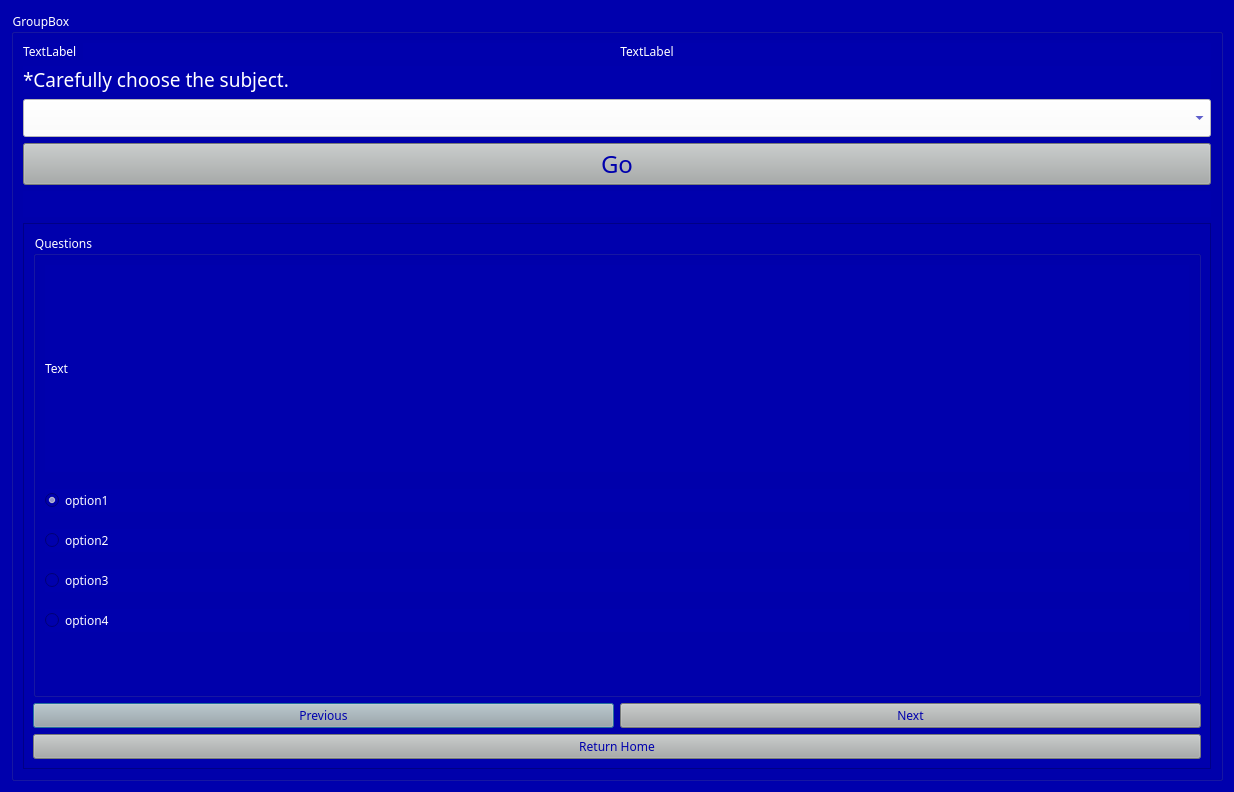
BiratBC/ExamSphereV1, file ExamSphereV1/class8.ui: the form before one commit.
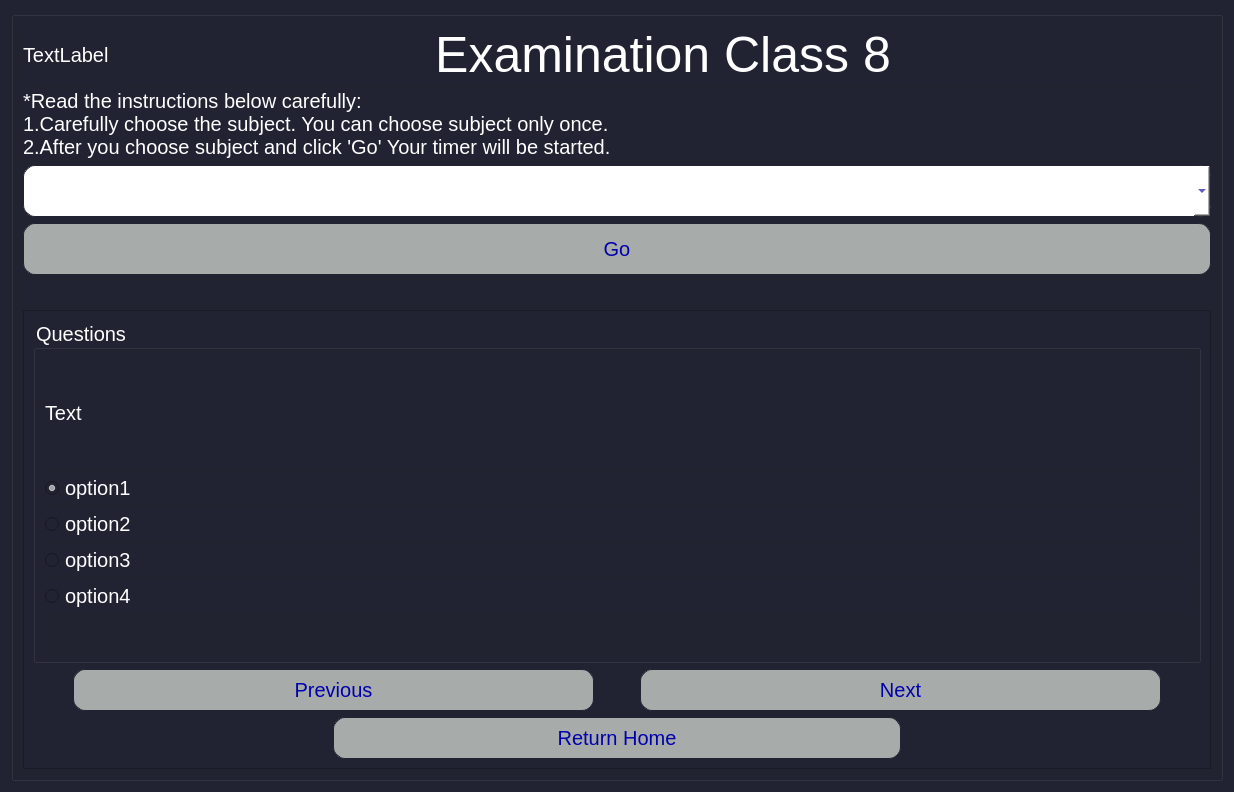
The form after the commit.

```diff
--- a/ExamSphereV1/class8.ui
+++ b/ExamSphereV1/class8.ui
@@ -14,26 +14,42 @@
    <string>Dialog</string>
   </property>
   <property name="styleSheet">
-   <string notr="true">*{
-	background-color: rgb(0, 0, 173);
-font-family:AcPlus IBM CGA;
+   <string notr="true">QComboBox
+{
+border: 1px solid;
+border-radius: 12px; 
+border-color: rgba(33,35,50,255);
+color:#0000ad;
+	background-color: rgb(255, 255, 255);
+}
+*{
+	background-color: rgba(33,35,50,255);
+font-family:Ubuntu;
 color:#fff;
+font-size:20px;
 }
 QLineEdit
-{	
-color:#0000ad;
-	background-color: rgb(255, 255, 255);
-}
-QComboBox
 {
-color:#0000ad;
-	background-color: rgb(255, 255, 255);
+height:40px;
+border: 1px solid;
+border-color: rgba(33,35,50,255);
+border-radius:10px;
+color:rgba(33,35,50,255);
+background-color: rgb(255, 255, 255);
 }
 QPushButton
 {
-	
-	background-color: rgb(167, 171, 170);
-	color:#0000ad;
+background-color: #a7abaa;
+color: rgba(0,0,173,255);
+border-radius: 12px; 
+border: 1px solid;
+border-color: rgba(33,35,50,255);
+height:40px;
+width:100px;
+}
+QGroupBox
+{
+	width:500px;
 }
 </string>
   </property>
@@ -41,17 +57,20 @@
    <item row="0" column="0">
     <widget class="QGroupBox" name="groupBox">
      <property name="title">
-      <string>GroupBox</string>
+      <string/>
      </property>
      <layout class="QGridLayout" name="gridLayout_3">
       <item row="2" column="0">
        <widget class="QComboBox" name="subject">
         <property name="font">
          <font>
-          <family>AcPlus IBM CGA</family>
-          <pointsize>16</pointsize>
+          <family>Ubuntu</family>
+          <pointsize>-1</pointsize>
          </font>
         </property>
+        <property name="styleSheet">
+         <string notr="true">height:50px;</string>
+        </property>
        </widget>
       </item>
       <item row="0" column="0">
@@ -71,8 +90,11 @@
             <verstretch>0</verstretch>
            </sizepolicy>
           </property>
+          <property name="styleSheet">
+           <string notr="true">font-size:50px;</string>
+          </property>
           <property name="text">
-           <string>TextLabel</string>
+           <string>Examination Class 8</string>
           </property>
           <property name="alignment">
            <set>Qt::AlignCenter</set>
@@ -85,13 +107,16 @@
        <widget class="QLabel" name="timerLabel">
         <property name="font">
          <font>
-          <family>AcPlus IBM CGA</family>
-          <pointsize>14</pointsize>
+          <family>Ubuntu</family>
+          <pointsize>-1</pointsize>
          </font>
         </property>
         <property name="text">
          <string/>
         </property>
+        <property name="alignment">
+         <set>Qt::AlignRight|Qt::AlignTrailing|Qt::AlignVCenter</set>
+        </property>
        </widget>
       </item>
       <item row="5" column="0">
@@ -105,12 +130,28 @@
            <x>0</x>
            <y>0</y>
            <width>1186</width>
-           <height>559</height>
+           <height>455</height>
           </rect>
          </property>
          <layout class="QGridLayout" name="gridLayout">
           <item row="2" column="0">
            <layout class="QHBoxLayout" name="horizontalLayout_2">
+            <item>
+             <spacer name="horizontalSpacer_2">
+              <property name="orientation">
+               <enum>Qt::Horizontal</enum>
+              </property>
+              <property name="sizeType">
+               <enum>QSizePolicy::Preferred</enum>
+              </property>
+              <property name="sizeHint" stdset="0">
+               <size>
+                <width>40</width>
+                <height>20</height>
+               </size>
+              </property>
+             </spacer>
+            </item>
             <item>
              <widget class="QPushButton" name="prevButton">
               <property name="text">
@@ -118,6 +159,22 @@
               </property>
              </widget>
             </item>
+            <item>
+             <spacer name="horizontalSpacer">
+              <property name="orientation">
+               <enum>Qt::Horizontal</enum>
+              </property>
+              <property name="sizeType">
+               <enum>QSizePolicy::Preferred</enum>
+              </property>
+              <property name="sizeHint" stdset="0">
+               <size>
+                <width>40</width>
+                <height>20</height>
+               </size>
+              </property>
+             </spacer>
+            </item>
             <item>
              <widget class="QPushButton" name="nextButton">
               <property name="text">
@@ -125,6 +182,22 @@
               </property>
              </widget>
             </item>
+            <item>
+             <spacer name="horizontalSpacer_3">
+              <property name="orientation">
+               <enum>Qt::Horizontal</enum>
+              </property>
+              <property name="sizeType">
+               <enum>QSizePolicy::Preferred</enum>
+              </property>
+              <property name="sizeHint" stdset="0">
+               <size>
+                <width>40</width>
+                <height>20</height>
+               </size>
+              </property>
+             </spacer>
+            </item>
            </layout>
           </item>
           <item row="0" column="0">
@@ -202,6 +275,9 @@
           </item>
           <item row="3" column="0">
            <widget class="QPushButton" name="homeButton">
+            <property name="styleSheet">
+             <string notr="true">margin:0px 300px 0px 300px;</string>
+            </property>
             <property name="text">
              <string>Return Home</string>
             </property>
@@ -215,10 +291,13 @@
        <widget class="QPushButton" name="start">
         <property name="font">
          <font>
-          <family>AcPlus IBM CGA</family>
-          <pointsize>18</pointsize>
+          <family>Ubuntu</family>
+          <pointsize>-1</pointsize>
          </font>
         </property>
+        <property name="styleSheet">
+         <string notr="true">height:50px;</string>
+        </property>
         <property name="text">
          <string>Go</string>
         </property>
@@ -228,12 +307,14 @@
        <widget class="QLabel" name="label">
         <property name="font">
          <font>
-          <family>AcPlus IBM CGA</family>
-          <pointsize>14</pointsize>
+          <family>Ubuntu</family>
+          <pointsize>-1</pointsize>
          </font>
         </property>
         <property name="text">
-         <string>*Carefully choose the subject.</string>
+         <string>*Read the instructions below carefully:
+1.Carefully choose the subject. You can choose subject only once.
+2.After you choose subject and click 'Go' Your timer will be started.</string>
         </property>
        </widget>
       </item>
```
Left out of the diff: 2 changed lines with no effect on the pictures.
